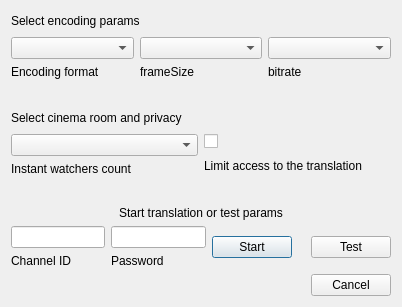
m-garanin/zgui-qt, file startairdialog.ui: the form before one commit.
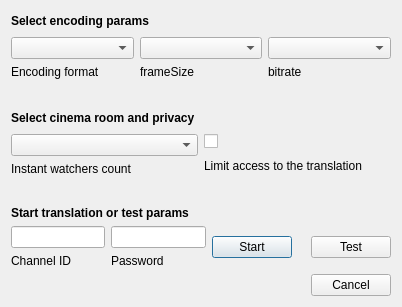
The form after the commit.

```diff
--- a/startairdialog.ui
+++ b/startairdialog.ui
@@ -18,6 +18,12 @@
     <layout class="QHBoxLayout" name="horizontalLayout_2">
      <item>
       <widget class="QLabel" name="encodingParamsLabel">
+       <property name="font">
+        <font>
+         <weight>75</weight>
+         <bold>true</bold>
+        </font>
+       </property>
        <property name="text">
         <string>Select encoding params</string>
        </property>
@@ -101,6 +107,12 @@
     <layout class="QHBoxLayout" name="horizontalLayout_4">
      <item>
       <widget class="QLabel" name="cinemaRoomLabel">
+       <property name="font">
+        <font>
+         <weight>75</weight>
+         <bold>true</bold>
+        </font>
+       </property>
        <property name="text">
         <string>Select cinema room and privacy</string>
        </property>
@@ -172,11 +184,17 @@
    </item>
    <item>
     <widget class="QLabel" name="startLabel">
+     <property name="font">
+      <font>
+       <weight>75</weight>
+       <bold>true</bold>
+      </font>
+     </property>
      <property name="text">
       <string>Start translation or test params</string>
      </property>
      <property name="alignment">
-      <set>Qt::AlignCenter</set>
+      <set>Qt::AlignLeading|Qt::AlignLeft|Qt::AlignVCenter</set>
      </property>
     </widget>
    </item>
```
